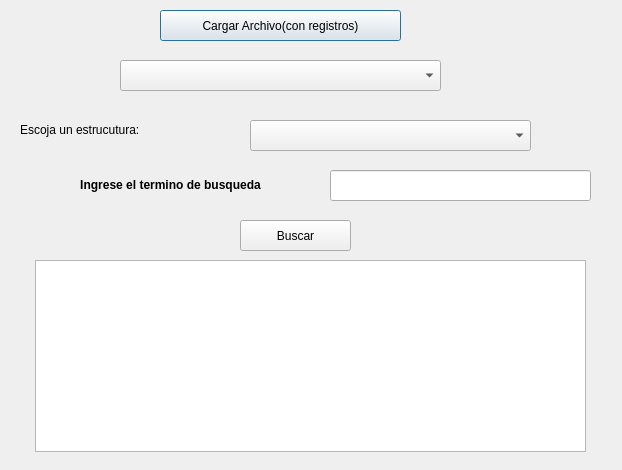
This is buscar.ui in Denisse23/ProyectoArchivos as Qt 5 draws it before an edit. The edited form follows.
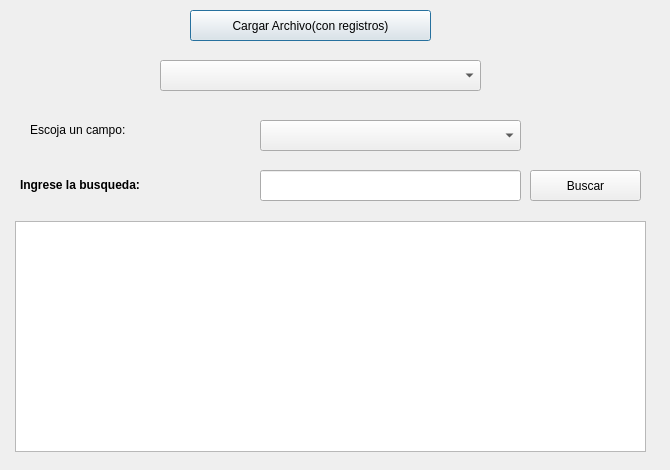
This is the edited form.

The edit to the form file:
```diff
--- a/buscar.ui
+++ b/buscar.ui
@@ -6,7 +6,7 @@
    <rect>
     <x>0</x>
     <y>0</y>
-    <width>622</width>
+    <width>670</width>
     <height>470</height>
    </rect>
   </property>
@@ -16,7 +16,7 @@
   <widget class="QPushButton" name="pushButton">
    <property name="geometry">
     <rect>
-     <x>160</x>
+     <x>190</x>
      <y>10</y>
      <width>241</width>
      <height>31</height>
@@ -29,8 +29,8 @@
   <widget class="QPushButton" name="pushButton_2">
    <property name="geometry">
     <rect>
-     <x>240</x>
-     <y>220</y>
+     <x>530</x>
+     <y>170</y>
      <width>111</width>
      <height>31</height>
     </rect>
@@ -42,17 +42,17 @@
   <widget class="QTableWidget" name="tablaBusqueda">
    <property name="geometry">
     <rect>
-     <x>35</x>
-     <y>260</y>
-     <width>551</width>
-     <height>192</height>
+     <x>15</x>
+     <y>221</y>
+     <width>631</width>
+     <height>231</height>
     </rect>
    </property>
   </widget>
   <widget class="QComboBox" name="comboarchivos_buscar">
    <property name="geometry">
     <rect>
-     <x>120</x>
+     <x>160</x>
      <y>60</y>
      <width>321</width>
      <height>31</height>
@@ -62,7 +62,7 @@
   <widget class="QLineEdit" name="termino">
    <property name="geometry">
     <rect>
-     <x>330</x>
+     <x>260</x>
      <y>170</y>
      <width>261</width>
      <height>31</height>
@@ -74,20 +74,20 @@
     <rect>
      <x>20</x>
      <y>170</y>
-     <width>301</width>
+     <width>191</width>
      <height>31</height>
     </rect>
    </property>
    <property name="text">
-    <string>&lt;html&gt;&lt;head/&gt;&lt;body&gt;&lt;p align=&quot;center&quot;&gt;&lt;span style=&quot; font-weight:600;&quot;&gt;Ingrese el termino de busqueda&lt;/span&gt;&lt;/p&gt;&lt;/body&gt;&lt;/html&gt;</string>
+    <string>&lt;html&gt;&lt;head/&gt;&lt;body&gt;&lt;p&gt;&lt;span style=&quot; font-weight:600;&quot;&gt;Ingrese la busqueda:&lt;/span&gt;&lt;/p&gt;&lt;/body&gt;&lt;/html&gt;</string>
    </property>
   </widget>
   <widget class="QComboBox" name="combo_estructura">
    <property name="geometry">
     <rect>
-     <x>250</x>
+     <x>260</x>
      <y>120</y>
-     <width>281</width>
+     <width>261</width>
      <height>31</height>
     </rect>
    </property>
@@ -95,14 +95,14 @@
   <widget class="QLabel" name="label">
    <property name="geometry">
     <rect>
-     <x>20</x>
+     <x>30</x>
      <y>120</y>
      <width>191</width>
      <height>21</height>
     </rect>
    </property>
    <property name="text">
-    <string>&lt;html&gt;&lt;head/&gt;&lt;body&gt;&lt;p&gt;Escoja un estrucutura:&lt;/p&gt;&lt;/body&gt;&lt;/html&gt;</string>
+    <string>&lt;html&gt;&lt;head/&gt;&lt;body&gt;&lt;p&gt;Escoja un campo:&lt;/p&gt;&lt;/body&gt;&lt;/html&gt;</string>
    </property>
   </widget>
  </widget>
```
